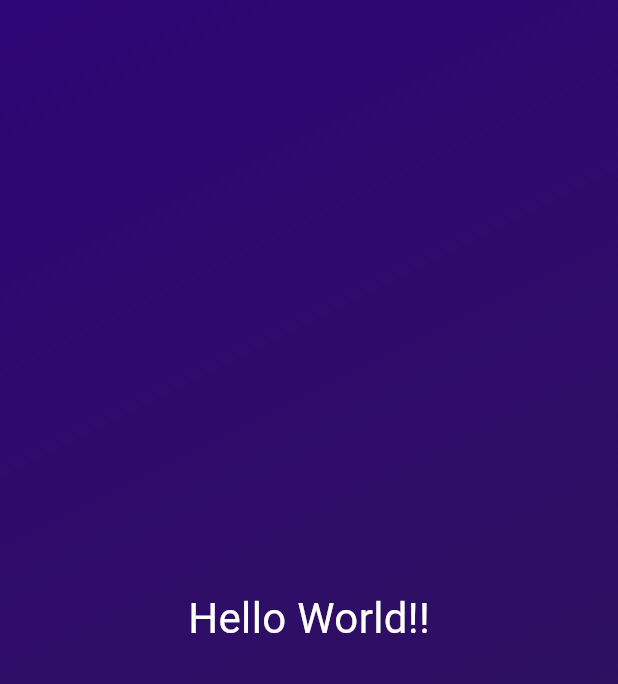
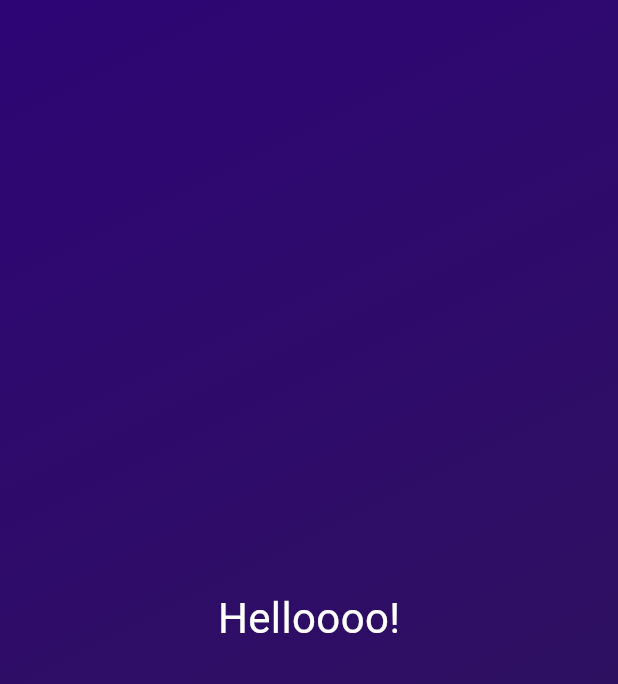
Before and after one commit to Vivekk-11/Roll-dice-app, a Flutter app: the screen it shows after launch, on a phone screen of 412 x 824 dp. Shown: the top 684 px of the screen. Run offline on Flutter 3.47's test engine with Material 3 defaults, Android fonts, the phone set to English and light mode, and no system bars.

Commit message:
reusable constructers

```diff
--- a/lib/gradient_container.dart
+++ b/lib/gradient_container.dart
@@ -5,22 +5,21 @@ const startAlignment = Alignment.topLeft;
 const endAlignment = Alignment.bottomRight;
 
 class GradientContainer extends StatelessWidget {
-  const GradientContainer({super.key});
+  const GradientContainer(this.colors, {super.key});
+  final List<Color> colors;
+
   @override
   Widget build(context) {
     return Container(
-      decoration: const BoxDecoration(
+      decoration: BoxDecoration(
         gradient: LinearGradient(
-          colors: [
-            Color.fromARGB(255, 46, 5, 117),
-            Color.fromARGB(255, 46, 23, 86)
-          ],
+          colors: colors,
           begin: startAlignment,
           end: endAlignment,
         ),
       ),
       child: const Center(
-        child: TextContainer(),
+        child: TextContainer("Helloooo!"),
       ),
     );
   }
--- a/lib/main.dart
+++ b/lib/main.dart
@@ -5,7 +5,9 @@ void main() {
   runApp(
     const MaterialApp(
       home: Scaffold(
-        body: GradientContainer(),
+        body: GradientContainer(
+          [Color.fromARGB(255, 46, 5, 117), Color.fromARGB(255, 46, 23, 86)],
+        ),
       ),
     ),
   );
--- a/lib/text.dart
+++ b/lib/text.dart
@@ -1,12 +1,15 @@
 import 'package:flutter/material.dart';
 
 class TextContainer extends StatelessWidget {
-  const TextContainer({super.key});
+  const TextContainer(this.text, {super.key});
+
+  final String text;
+
   @override
-  Widget build(BuildContext context) {
-    return const Text(
-      "Hello World!!",
-      style: TextStyle(
+  Widget build(context) {
+    return Text(
+      text,
+      style: const TextStyle(
         color: Colors.white,
         fontSize: 28,
       ),
```
